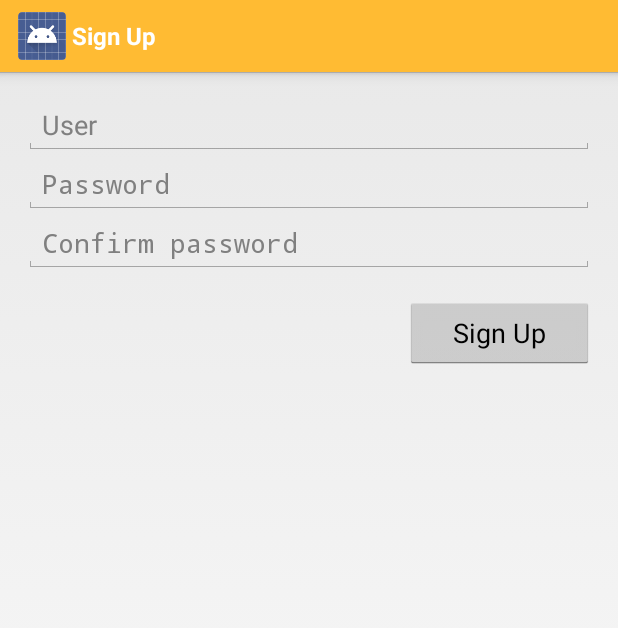
After one commit to rodrigofariasm/FitAssistant, an Android app: the SignUpActivity screen opened directly, with no data from a screen before it, on a phone screen of 412 x 824 dp. The commit adds this screen. Shown: the top 628 px of the screen. Run offline under Robolectric (Android 15) with nearby library versions, the phone set to English and light mode, and no system bars; libraries missing offline, so code that uses them is left out: com.parse.

Commit message:
adding Login

```diff
--- /dev/null
+++ b/app/src/main/java/com/g14/ucd/fitassistant/SignUpActivity.java
@@ -0,0 +1,129 @@
+package com.g14.ucd.fitassistant;
+
+import android.app.Activity;
+import android.app.Activity;
+import android.app.ProgressDialog;
+import android.content.Intent;
+import android.os.Bundle;
+import android.view.KeyEvent;
+import android.view.View;
+import android.view.inputmethod.EditorInfo;
+import android.widget.Button;
+import android.widget.EditText;
+import android.widget.TextView;
+import android.widget.Toast;
+import com.parse.*;
+
+import java.util.List;
+
+/**
+ * Created by rodrigofarias on 10/17/15.
+ */
+public class SignUpActivity extends Activity{
+    private EditText usernameEditText;
+    private EditText passwordEditText;
+    private EditText passwordAgainEditText;
+    private Installation pInst;
+    @Override
+    protected void onCreate(Bundle savedInstanceState) {
+        super.onCreate(savedInstanceState);
+
+        setContentView(R.layout.activity_signup);
+
+        // Set up the signup form.
+        usernameEditText = (EditText) findViewById(R.id.username_edit_text);
+
+        passwordEditText = (EditText) findViewById(R.id.password_edit_text);
+        passwordAgainEditText = (EditText) findViewById(R.id.password_again_edit_text);
+        passwordAgainEditText.setOnEditorActionListener(new TextView.OnEditorActionListener() {
+            @Override
+            public boolean onEditorAction(TextView v, int actionId, KeyEvent event) {
+                if (actionId == R.id.edittext_action_signup ||
+                        actionId == EditorInfo.IME_ACTION_UNSPECIFIED) {
+                    signup();
+                    return true;
+                }
+                return false;
+            }
+        });
+
+        // Set up the submit button click handler
+        Button mActionButton = (Button) findViewById(R.id.signup_button);
+        mActionButton.setOnClickListener(new View.OnClickListener() {
+            public void onClick(View view) {
+                signup();
+            }
+        });
+    }
+
+    private void signup() {
+        String username = usernameEditText.getText().toString().trim();
+        String password = passwordEditText.getText().toString().trim();
+        String passwordAgain = passwordAgainEditText.getText().toString().trim();
+
+        // Validate the sign up data
+        boolean validationError = false;
+        StringBuilder validationErrorMessage = new StringBuilder();
+        if (username.length() == 0) {
+            validationError = true;
+            validationErrorMessage.append(getString(R.string.error_blank_username));
+        }
+        if (password.length() < 5) {
+            if (validationError) {
+                validationErrorMessage.append(getString(R.string.error_join));
+            }
+            if(password.length()== 0){
+                validationErrorMessage.append(getString(R.string.error_blank_password));
+            }else{
+                validationErrorMessage.append(getString(R.string.error_size_password));
+            }
+            validationError = true;
+
+        }
+        if (!password.equals(passwordAgain)) {
+            if (validationError) {
+                validationErrorMessage.append(getString(R.string.error_join));
+            }
+            validationError = true;
+            validationErrorMessage.append(getString(R.string.error_mismatched_passwords));
+        }
+        validationErrorMessage.append(getString(R.string.error_end));
+
+        // If there is a validation error, display the error
+        if (validationError) {
+            Toast.makeText(SignUpActivity.this, validationErrorMessage.toString(), Toast.LENGTH_LONG)
+                    .show();
+            return;
+        }
+
+        // Set up a progress dialog
+        final ProgressDialog dialog = new ProgressDialog(SignUpActivity.this);
+        dialog.setMessage(getString(R.string.progress_signup));
+        dialog.show();
+
+        // Set up a new Parse user
+        ParseUser user = new ParseUser();
+        user.setUsername(username);
+        user.setPassword(password);
+        final boolean finalValidationError = validationError;
+        user.signUpInBackground(new SignUpCallback() {
+            @Override
+            public void done(ParseException e) {
+                dialog.dismiss();
+                if (e != null || finalValidationError) {
+                    // Show the error message
+                    Toast.makeText(SignUpActivity.this, e.getMessage(), Toast.LENGTH_LONG).show();
+                } else {
+                    // Start an intent for the dispatch activity
+
+                    Intent intent = new Intent(SignUpActivity.this, DispatchActivity.class);
+                    intent.addFlags(Intent.FLAG_ACTIVITY_CLEAR_TASK | Intent.FLAG_ACTIVITY_NEW_TASK);
+                    pInst = new Installation();
+                    pInst.install();
+
+                    startActivity(intent);
+                }
+            }
+        });
+    }
+}
--- /dev/null
+++ b/app/src/main/res/layout/activity_signup.xml
@@ -0,0 +1,58 @@
+<merge xmlns:android="http://schemas.android.com/apk/res/android"
+    xmlns:tools="http://schemas.android.com/tools"
+    tools:context=".SignUpActivity" >
+
+    <!-- Login form -->
+
+    <ScrollView
+        android:id="@+id/signup_form"
+        android:layout_width="match_parent"
+        android:layout_height="match_parent" >
+
+        <LinearLayout
+            style="@style/LoginFormContainer"
+            android:orientation="vertical">
+
+            <EditText
+                android:id="@+id/username_edit_text"
+                android:layout_width="match_parent"
+                android:layout_height="wrap_content"
+                android:hint="@string/prompt_username"
+                android:inputType="textEmailAddress"
+                android:maxLines="1"
+                android:singleLine="true" />
+
+            <EditText
+                android:id="@+id/password_edit_text"
+                android:layout_width="match_parent"
+                android:layout_height="wrap_content"
+                android:hint="@string/prompt_password"
+                android:inputType="textPassword"
+                android:maxLines="1"
+                android:singleLine="true" />
+
+            <EditText
+                android:id="@+id/password_again_edit_text"
+                android:layout_width="match_parent"
+                android:layout_height="wrap_content"
+                android:hint="@string/prompt_password_again"
+                android:inputType="textPassword"
+                android:maxLines="1"
+                android:singleLine="true"
+                android:imeActionId="@+id/edittext_action_signup"
+                android:imeActionLabel="@string/signup"
+                android:imeOptions="actionUnspecified" />
+
+            <Button
+                android:id="@+id/signup_button"
+                android:layout_width="wrap_content"
+                android:layout_height="wrap_content"
+                android:layout_gravity="end"
+                android:layout_marginTop="16dp"
+                android:paddingLeft="32dp"
+                android:paddingRight="32dp"
+                android:text="@string/signup" />
+        </LinearLayout>
+    </ScrollView>
+
+</merge>
--- a/app/src/main/res/values/strings.xml
+++ b/app/src/main/res/values/strings.xml
@@ -3,4 +3,29 @@
 
     <string name="hello_world">Hello world!</string>
     <string name="action_settings">Settings</string>
+    <string name="title_activity_dispatch">DispatchActivity</string>
+    <string name="login">Login</string>
+    <string name="powered_by">G14-UCD</string>
+    <string name="signup">Sign Up</string>
+    <string name="AndroidProgramming">Android Programming</string>
+
+
+    <!--- String para login e cadastrar -->
+    <string name="title_activity_login">Enter</string>
+    <string name="title_activity_signup">Sign In</string>
+    <string name="prompt_username">User</string>
+    <string name="prompt_password">Password</string>
+    <string name="prompt_password_again">Confirm password</string>
+    <string name="error_intro">"Please "</string>
+    <string name="error_blank_username">type an username</string>
+    <string name="error_blank_password">type a password</string>
+    <string name="error_mismatched_passwords">put the passwords again</string>
+    <string name="error_join">" and "</string>
+    <string name="error_end">.</string>
+    <string name="invalid_login_credentials">incorrect username or password</string>
+    <string name="error_size_password">the password has to be at least 6 characters</string>
+    <string name="progress_login">Connecting</string>
+    <string name="progress_signup">Signing In</string>
+    <string name="logout">Log Out</string>
+
 </resources>
--- a/app/src/main/res/values/styles.xml
+++ b/app/src/main/res/values/styles.xml
@@ -4,5 +4,23 @@
     <style name="AppTheme" parent="Theme.AppCompat.Light.DarkActionBar">
         <!-- Customize your theme here. -->
     </style>
+    <style name="AppBaseTheme" parent="android:Theme.Holo.Light">
+        <item name="android:actionBarStyle">@style/MyActionBar</item>
+    </style>
 
+    <style name="MyActionBar" parent="@android:style/Widget.Holo.Light.ActionBar">
+        <item name="android:background">#FFBB33</item>
+        <item name="android:titleTextStyle">@style/AppTheme.ActionBar.TitleTextStyle</item>
+    </style>
+
+    <style name="AppTheme.ActionBar.TitleTextStyle" parent="@android:style/TextAppearance.StatusBar.Title">
+        <item name="android:textColor">#ffffff</item>
+    </style>
+    <!-- Application theme. -->
+
+    <style name="LoginFormContainer">
+        <item name="android:layout_width">match_parent</item>
+        <item name="android:layout_height">wrap_content</item>
+        <item name="android:padding">16dp</item>
+    </style>
 </resources>
```
Also changed, not shown: app/build.gradle (+4 -3 lines), app/src/main/AndroidManifest.xml (+27 -0 lines), app/src/main/java/com/g14/ucd/fitassistant/DispatchActivity.java (added, +29 -0 lines), app/src/main/java/com/g14/ucd/fitassistant/Installation.java (added, +28 -0 lines), app/src/main/java/com/g14/ucd/fitassistant/LoginActivity.java (added, +114 -0 lines), app/src/main/java/com/g14/ucd/fitassistant/WelcomeActivity.java (added, +38 -0 lines), app/src/main/java/com/g14/ucd/fitassistant/models/User.java (added, +72 -0 lines), app/src/main/res/layout/activity_dispatch.xml (added, +12 -0 lines), app/src/main/res/layout/activity_login.xml (added, +49 -0 lines), app/src/main/res/layout/welcome.xml (added, +53 -0 lines), app/src/main/res/menu/menu_dispatch.xml (added, +7 -0 lines), 1 other file.
